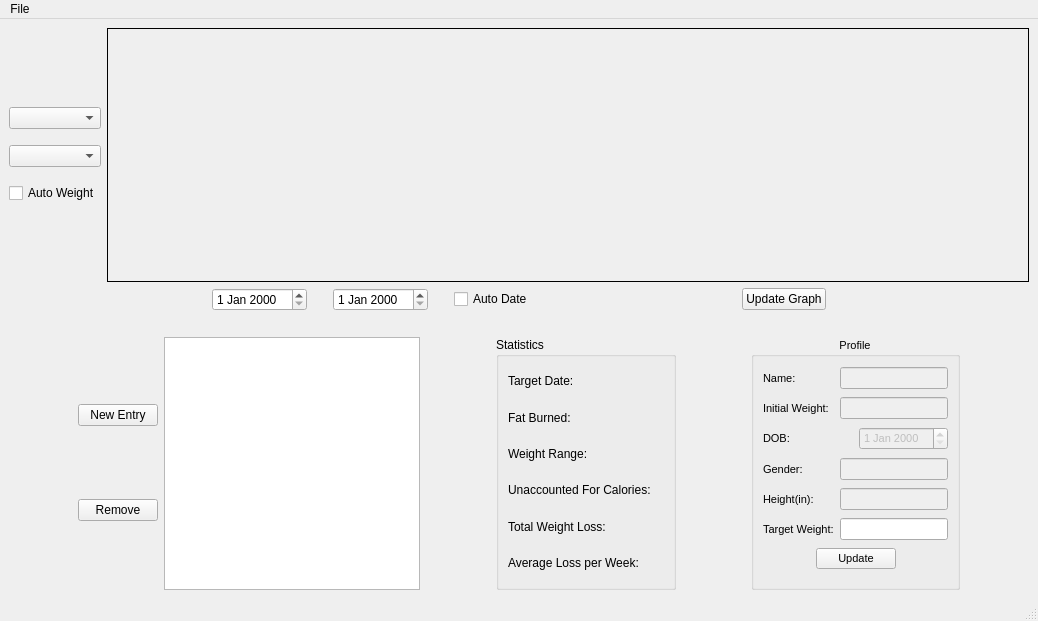
This is mainwindow.ui in madmaps/HealthCalc as Qt 5 draws it before an edit. The edited form follows.
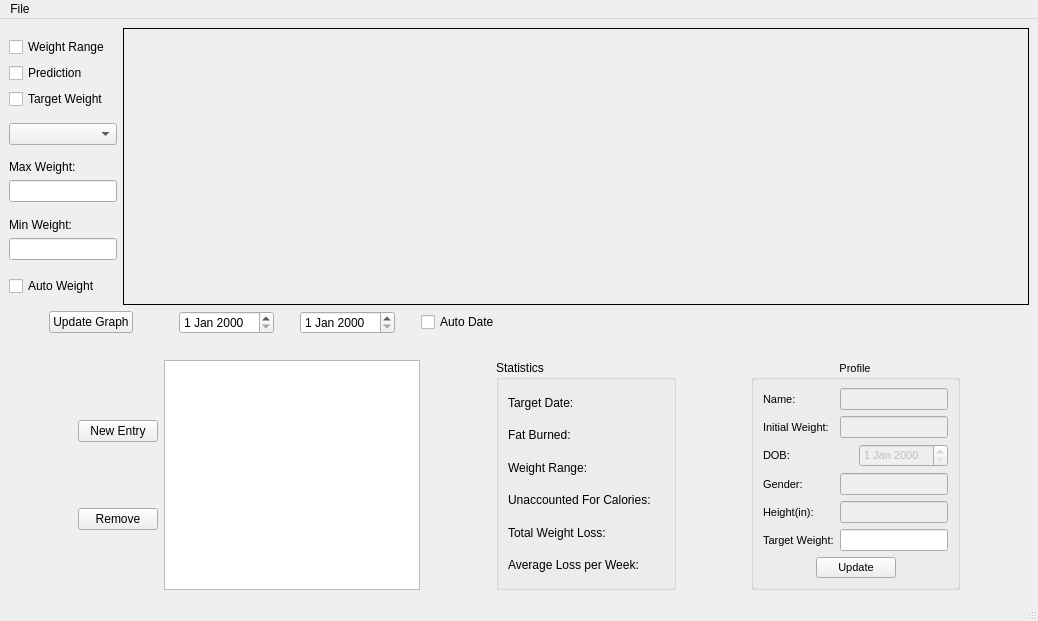
This is the edited form. Custom widgets are drawn as their Qt base class.

```diff
--- a/mainwindow.ui
+++ b/mainwindow.ui
@@ -25,6 +25,56 @@
      <layout class="QHBoxLayout" name="horizontalLayout">
       <item>
        <layout class="QVBoxLayout" name="verticalLayout">
+        <item>
+         <spacer name="verticalSpacer_6">
+          <property name="orientation">
+           <enum>Qt::Vertical</enum>
+          </property>
+          <property name="sizeHint" stdset="0">
+           <size>
+            <width>20</width>
+            <height>40</height>
+           </size>
+          </property>
+         </spacer>
+        </item>
+        <item>
+         <widget class="QCheckBox" name="weightRangeCheckbox">
+          <property name="text">
+           <string>Weight Range</string>
+          </property>
+         </widget>
+        </item>
+        <item>
+         <widget class="QCheckBox" name="predictionCheckbox">
+          <property name="text">
+           <string>Prediction</string>
+          </property>
+         </widget>
+        </item>
+        <item>
+         <widget class="QCheckBox" name="targetWeight">
+          <property name="text">
+           <string>Target Weight</string>
+          </property>
+         </widget>
+        </item>
+        <item>
+         <spacer name="verticalSpacer_7">
+          <property name="orientation">
+           <enum>Qt::Vertical</enum>
+          </property>
+          <property name="sizeHint" stdset="0">
+           <size>
+            <width>20</width>
+            <height>40</height>
+           </size>
+          </property>
+         </spacer>
+        </item>
+        <item>
+         <widget class="QComboBox" name="predefinedAutosComboBox"/>
+        </item>
         <item>
          <spacer name="verticalSpacer_2">
           <property name="orientation">
@@ -39,7 +89,21 @@
          </spacer>
         </item>
         <item>
-         <widget class="QComboBox" name="lowWeightComboBox"/>
+         <widget class="QLabel" name="label_9">
+          <property name="text">
+           <string>Max Weight:</string>
+          </property>
+         </widget>
+        </item>
+        <item>
+         <widget class="QLineEdit" name="highWeightEditBox">
+          <property name="sizePolicy">
+           <sizepolicy hsizetype="Minimum" vsizetype="Fixed">
+            <horstretch>0</horstretch>
+            <verstretch>0</verstretch>
+           </sizepolicy>
+          </property>
+         </widget>
         </item>
         <item>
          <spacer name="verticalSpacer_5">
@@ -58,7 +122,21 @@
          </spacer>
         </item>
         <item>
-         <widget class="QComboBox" name="highWeightComboBox"/>
+         <widget class="QLabel" name="label_7">
+          <property name="text">
+           <string>Min Weight:</string>
+          </property>
+         </widget>
+        </item>
+        <item>
+         <widget class="QLineEdit" name="lowWeightEditBox">
+          <property name="sizePolicy">
+           <sizepolicy hsizetype="Minimum" vsizetype="Fixed">
+            <horstretch>0</horstretch>
+            <verstretch>0</verstretch>
+           </sizepolicy>
+          </property>
+         </widget>
         </item>
         <item>
          <spacer name="verticalSpacer_4">
@@ -123,6 +201,32 @@
         <property name="orientation">
          <enum>Qt::Horizontal</enum>
         </property>
+        <property name="sizeType">
+         <enum>QSizePolicy::Fixed</enum>
+        </property>
+        <property name="sizeHint" stdset="0">
+         <size>
+          <width>40</width>
+          <height>20</height>
+         </size>
+        </property>
+       </spacer>
+      </item>
+      <item>
+       <widget class="QPushButton" name="updateGraphButton">
+        <property name="text">
+         <string>Update Graph</string>
+        </property>
+       </widget>
+      </item>
+      <item>
+       <spacer name="horizontalSpacer_3">
+        <property name="orientation">
+         <enum>Qt::Horizontal</enum>
+        </property>
+        <property name="sizeType">
+         <enum>QSizePolicy::Fixed</enum>
+        </property>
         <property name="sizeHint" stdset="0">
          <size>
           <width>40</width>
@@ -176,26 +280,6 @@
         </property>
        </widget>
       </item>
-      <item>
-       <spacer name="horizontalSpacer_3">
-        <property name="orientation">
-         <enum>Qt::Horizontal</enum>
-        </property>
-        <property name="sizeHint" stdset="0">
-         <size>
-          <width>40</width>
-          <height>20</height>
-         </size>
-        </property>
-       </spacer>
-      </item>
-      <item>
-       <widget class="QPushButton" name="updateGraphButton">
-        <property name="text">
-         <string>Update Graph</string>
-        </property>
-       </widget>
-      </item>
       <item>
        <spacer name="horizontalSpacer_11">
         <property name="orientation">
```
